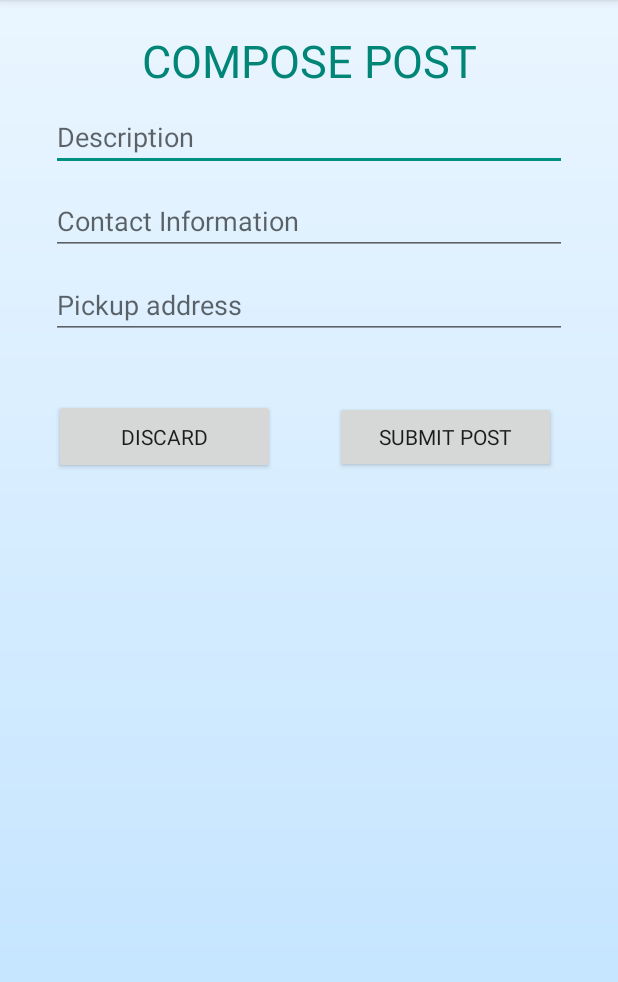
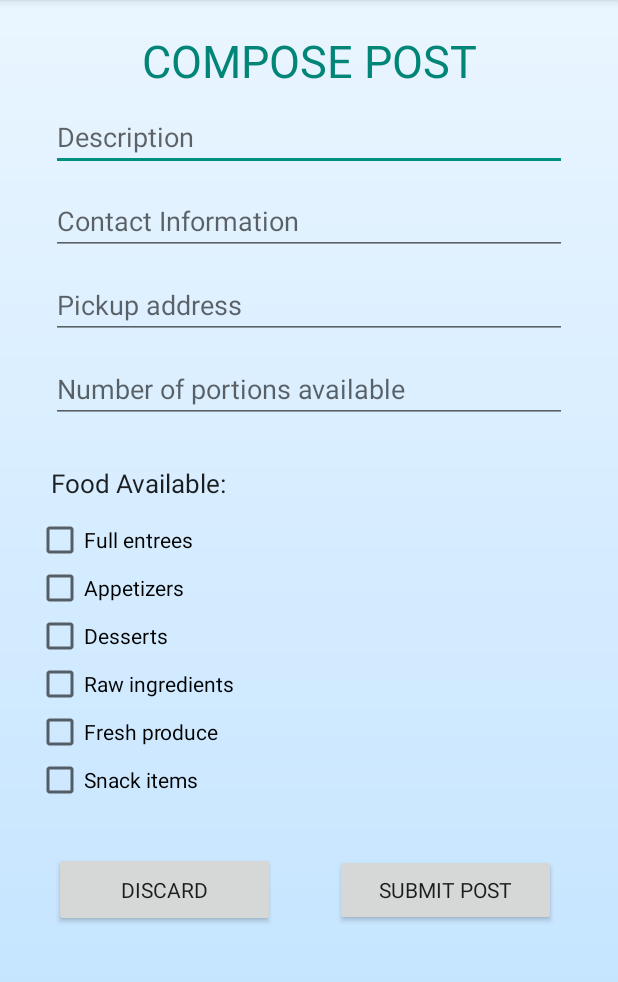
Before and after one commit to khann18/Care-to-Share, an Android app: the CreatePostActivity screen opened directly, with no data from a screen before it, on a phone screen of 412 x 824 dp, the part 84-1066 px from its top. Run offline under Robolectric (Android 15) with nearby library versions, the phone set to English and light mode, and no system bars.

Commit message:
Created numPortions and tags
Also changed getClosePosts and getPosts to only display ones that have isClaimed = false

```diff
--- a/mobile/app/src/main/java/edu/upenn/cis350/cis350finalproject/CreatePostActivity.java
+++ b/mobile/app/src/main/java/edu/upenn/cis350/cis350finalproject/CreatePostActivity.java
@@ -7,8 +7,11 @@ import androidx.appcompat.app.AppCompatActivity;
 import android.content.Intent;
 import android.view.View;
 import android.widget.Button;
+import android.widget.CheckBox;
 import android.widget.EditText;
 import android.widget.Toast;
+
+import java.util.ArrayList;
 
 import edu.upenn.cis350.cis350finalproject.MainActivity;
 import edu.upenn.cis350.cis350finalproject.R;
@@ -16,11 +19,12 @@ import edu.upenn.cis350.cis350finalproject.data.DataSource;
 
 public class CreatePostActivity extends AppCompatActivity {
 
+    private static ArrayList<String> foods;
     @Override
     protected void onCreate(Bundle savedInstanceState) {
         super.onCreate(savedInstanceState);
         setContentView(R.layout.create_post);
-
+        foods = new ArrayList<String>();
 
         final Button submitButton = findViewById(R.id.submit_button);
         submitButton.setOnClickListener(new View.OnClickListener() {
@@ -29,6 +33,7 @@ public class CreatePostActivity extends AppCompatActivity {
                 String description = ((EditText) findViewById(R.id.description)).getText().toString();
                 String contact = ((EditText) findViewById(R.id.contact)).getText().toString();
                 String location = ((EditText) findViewById(R.id.location)).getText().toString();
+                String numPortions = ((EditText) findViewById(R.id.numPortions)).getText().toString();
 
                 if (description.isEmpty() || contact.isEmpty() || location.isEmpty()) {
                     Toast.makeText(getApplicationContext(), "Please fill out all of the fields", Toast.LENGTH_SHORT).show();
@@ -44,7 +49,7 @@ public class CreatePostActivity extends AppCompatActivity {
                         }
                     }
 
-                    DataSource.createPost(description, contact, location, marked, poster);
+                    DataSource.createPost(description, contact, location, marked, poster, numPortions, foods);
 
                     if (marked.equals("admin")){
                         Toast.makeText(getApplicationContext(), "Post needs admin approval", Toast.LENGTH_SHORT).show();
@@ -89,5 +94,12 @@ public class CreatePostActivity extends AppCompatActivity {
 
     }
 
+    public void onCheckboxClicked(View view) {
+        // Is the view now checked?
+        boolean checked = ((CheckBox) view).isChecked();
+
+        foods.add((String)((CheckBox) view).getText());
+    }
+
 
 }
--- a/mobile/app/src/main/java/edu/upenn/cis350/cis350finalproject/MessageResponseActivity.java
+++ b/mobile/app/src/main/java/edu/upenn/cis350/cis350finalproject/MessageResponseActivity.java
@@ -70,6 +70,7 @@ public class MessageResponseActivity extends AppCompatActivity {
 
     public void onAcceptButtonClick(View view) {
         DataSource.updateClaimsForAcceptedPost(postId);
+        DataSource.setPostIsClaimed(postId);
 
         DataSource.updateClaimStatus(claimId, "accepted");
         Intent i = new Intent(this, MessageBoardActivity.class);
--- a/mobile/app/src/main/res/layout/create_post.xml
+++ b/mobile/app/src/main/res/layout/create_post.xml
@@ -80,6 +80,75 @@
             android:layout_marginTop="8dp"
             android:layout_marginBottom="8dp">
 
+            <EditText
+                android:id="@+id/numPortions"
+                android:layout_width="0dp"
+                android:layout_height="40dp"
+                android:layout_marginHorizontal="10dp"
+                android:layout_weight="1"
+                android:hint="Number of portions available"
+                android:inputType="textCapWords" />
+
+        </LinearLayout>
+
+        <TextView
+            android:id="@+id/header"
+            android:layout_width="wrap_content"
+            android:layout_height="wrap_content"
+            android:layout_marginHorizontal="10dp"
+            android:layout_marginTop="20dp"
+            android:layout_weight="1"
+            android:text="Food Available:"
+            android:textAppearance="@style/TextAppearance.AppCompat.Body2"
+            android:textSize="17sp" />
+
+        <LinearLayout
+            android:orientation="vertical"
+            android:layout_width="fill_parent"
+            android:layout_height="fill_parent">
+            <CheckBox android:id="@+id/checkbox_entrees"
+                android:layout_width="wrap_content"
+                android:layout_marginTop="10dp"
+                android:layout_height="wrap_content"
+                android:text="Full entrees"
+                android:onClick="onCheckboxClicked"/>
+            <CheckBox android:id="@+id/checkbox_appetizers"
+                android:layout_width="wrap_content"
+                android:layout_height="wrap_content"
+                android:text="Appetizers"
+                android:onClick="onCheckboxClicked"/>
+
+            <CheckBox android:id="@+id/checkbox_desserts"
+                android:layout_width="wrap_content"
+                android:layout_height="wrap_content"
+                android:text="Desserts"
+                android:onClick="onCheckboxClicked"/>
+
+            <CheckBox android:id="@+id/checkbox_raw"
+                android:layout_width="wrap_content"
+                android:layout_height="wrap_content"
+                android:text="Raw ingredients"
+                android:onClick="onCheckboxClicked"/>
+
+            <CheckBox android:id="@+id/checkbox_produce"
+                android:layout_width="wrap_content"
+                android:layout_height="wrap_content"
+                android:text="Fresh produce"
+                android:onClick="onCheckboxClicked"/>
+
+            <CheckBox android:id="@+id/checkbox_snacks"
+                android:layout_width="wrap_content"
+                android:layout_height="wrap_content"
+                android:text="Snack items"
+                android:onClick="onCheckboxClicked"/>
+        </LinearLayout>
+
+        <LinearLayout
+            android:layout_width="match_parent"
+            android:layout_height="wrap_content"
+            android:layout_marginTop="8dp"
+            android:layout_marginBottom="8dp">
+
 
             <Button
                 android:id="@+id/discard_button"
```
Also changed, not shown: mobile/app/src/main/java/edu/upenn/cis350/cis350finalproject/ClaimPostActivity.java (+21 -1 lines), mobile/app/src/main/java/edu/upenn/cis350/cis350finalproject/DataSource.java (+8 -6 lines), mobile/app/src/main/java/edu/upenn/cis350/cis350finalproject/ViewAcceptOrRejectActivity.java (+19 -0 lines), mobile/app/src/main/java/edu/upenn/cis350/cis350finalproject/data/DataSource.java (+39 -12 lines), 4 other files. Lines whose indentation alone changed are shown as unchanged.
